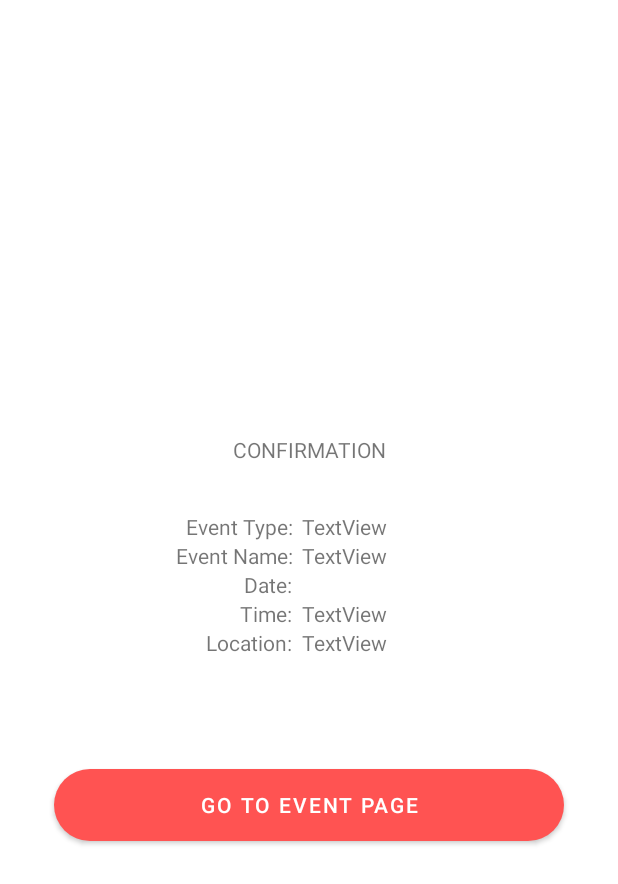
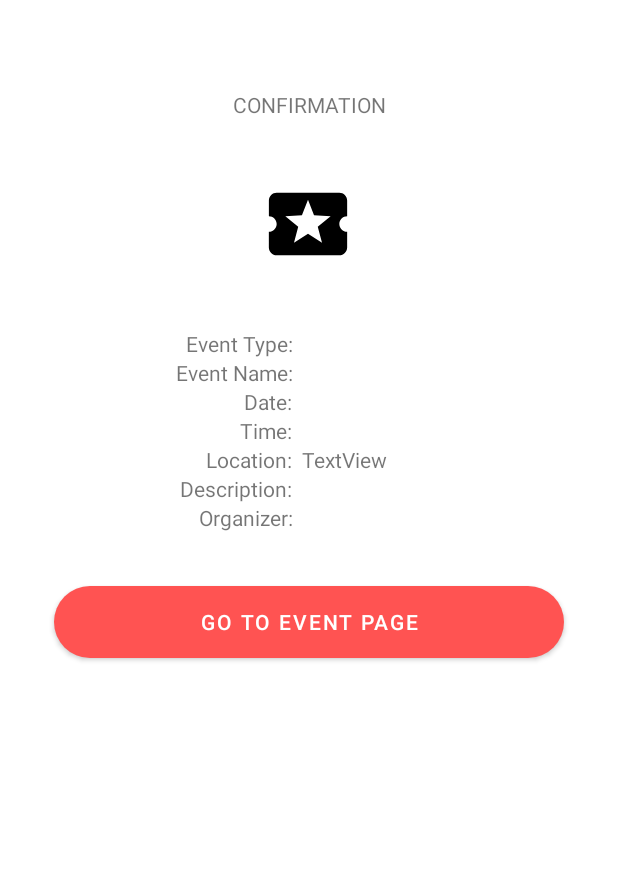
Before and after one commit to sundbean/raise, an Android app: the EventConfirmationActivity screen opened directly, with no data from a screen before it, on a phone screen of 412 x 824 dp. Shown: the top 884 px of the screen. Run offline under Robolectric (Android 15) with nearby library versions, the phone set to English and light mode, and no system bars; our stand-ins replace Firebase (no records; nobody signed in at launch, a user with empty details on screens opened directly); pictures from the network do not load; Roboto replaces fonts that are not available here; 2 statements that could not run were skipped.

Commit message:
gets data from firestore onto event confirmation activity

```diff
--- a/app/src/main/java/com/sundbean/raise/CreateEventActivity.kt
+++ b/app/src/main/java/com/sundbean/raise/CreateEventActivity.kt
@@ -131,8 +131,6 @@ class CreateEventActivity : AppCompatActivity(), AdapterView.OnItemSelectedListe
 
                 Log.d("CreateEventActivity", "I've made it to the performEventCreation() function")
                 performEventCreation()
-                val intent = Intent(this@CreateEventActivity, EventConfirmationActivity::class.java)
-                startActivity(intent)
             }
         }
 
@@ -296,19 +294,23 @@ class CreateEventActivity : AppCompatActivity(), AdapterView.OnItemSelectedListe
                     "organizer" to eventOrganizer,
                     "description" to eventDescription,
                     "createdBy" to FirebaseAuth.getInstance().uid,
-                    "attendees" to listOf(userRef)
+                    "attendees" to listOf(userRef.id)
                 )
                 Log.i(TAG, "User reference is: $userRef and uid is ${FirebaseAuth.getInstance().uid}")
                 db.collection("events").add(data)
                     .addOnSuccessListener { documentReference ->
                         Log.d("CreateEventActivity", "Document added to firestore: $documentReference")
                         // add the event to the user's events:
-                        userRef.update("events", FieldValue.arrayUnion(documentReference))
+                        userRef.update("events", FieldValue.arrayUnion(documentReference.id))
                         uploadImageToFirebaseStorage(documentReference)
+                        val intent = Intent(this@CreateEventActivity, EventConfirmationActivity::class.java)
+                        intent.putExtra("event_id", documentReference.id)
+                        startActivity(intent)
                     }
                     .addOnFailureListener { e ->
                         Log.w("CreateEventActivity", "Error adding document", e)
                     }
+
 
             }
 
--- a/app/src/main/java/com/sundbean/raise/EventConfirmationActivity.kt
+++ b/app/src/main/java/com/sundbean/raise/EventConfirmationActivity.kt
@@ -2,10 +2,61 @@ package com.sundbean.raise
 
 import androidx.appcompat.app.AppCompatActivity
 import android.os.Bundle
+import android.util.Log
+import com.bumptech.glide.Glide
+import com.google.firebase.firestore.ktx.firestore
+import com.google.firebase.ktx.Firebase
+import com.google.firebase.storage.FirebaseStorage
+import kotlinx.android.synthetic.main.activity_event_confirmation.*
+import java.net.URL
 
 class EventConfirmationActivity : AppCompatActivity() {
+
+    private var TAG = "EventConfirmationActivity"
+
     override fun onCreate(savedInstanceState: Bundle?) {
         super.onCreate(savedInstanceState)
         setContentView(R.layout.activity_event_confirmation)
+
+        val intent = getIntent()
+        val eventId = intent.getStringExtra("event_id") as String
+
+        displayEventInfo(eventId)
+
+
     }
+
+    private fun displayEventInfo(eventId : String) {
+        val db = Firebase.firestore
+
+        val eventRef = db.collection("events").document(eventId)
+        eventRef.get()
+            .addOnSuccessListener { document ->
+                if (document != null) {
+                    Log.d(TAG, "Document data: ${document.data}")
+                    tvEventType.text = document.getString("type")
+                    tvEventName.text = document.getString("name")
+                    // get the user
+                    val userId = document.getString("organizer") as String
+                    val userRef = db.collection("users").document(userId)
+                    userRef.get().addOnSuccessListener { userDoc ->
+                        tvEventOrganizer.text = userDoc.getString("name")
+                    }
+                    tvEventDate.text = document.getString("date")
+                    tvEventTime.text = document.getString("time")
+                    tvEventDescription.text = document.getString("description")
+                    // I've commented this part out because there's a timing issue here. This activity executes before Firebase has had a chance to
+                    // store the image and assign an image url to the field in the new event's document. Either I'll havee to leave the image out, or
+                    // find a way to "delay" the start of this activity for 1-2 seconds (to be coded in previous CreateEventActivity).
+//                    downloadImageFromStorageThenSetItInImageView(document.getString("photoUrl")!!)
+                }
+            }
+    }
+
+//    private fun downloadImageFromStorageThenSetItInImageView(imageUrl : String) {
+//        val storage = FirebaseStorage.getInstance()
+//        Log.d(TAG, "Image url is $imageUrl")
+//        val gsReference = storage.getReferenceFromUrl(imageUrl)
+//        Glide.with(this).load(gsReference).into(ivEventPhotoC)
+//    }
 }
--- a/app/src/main/res/layout/activity_event_confirmation.xml
+++ b/app/src/main/res/layout/activity_event_confirmation.xml
@@ -6,15 +6,36 @@
     android:layout_height="match_parent"
     tools:context=".EventConfirmationActivity">
 
+    <TextView
+        android:id="@+id/tvEventConfirmationHeadline"
+        android:layout_width="wrap_content"
+        android:layout_height="wrap_content"
+        android:layout_marginTop="60dp"
+        android:text="CONFIRMATION"
+        app:layout_constraintEnd_toEndOf="parent"
+        app:layout_constraintStart_toStartOf="parent"
+        app:layout_constraintTop_toTopOf="parent" />
+
+    <ImageView
+        android:id="@+id/ivEventPhotoC"
+        android:layout_width="wrap_content"
+        android:layout_height="wrap_content"
+        android:layout_marginTop="16dp"
+        app:layout_constraintEnd_toEndOf="parent"
+        app:layout_constraintHorizontal_bias="0.498"
+        app:layout_constraintStart_toStartOf="parent"
+        app:layout_constraintTop_toBottomOf="@+id/tvEventConfirmationHeadline"
+        app:srcCompat="@drawable/ic_explore_foreground" />
+
     <LinearLayout
         android:id="@+id/linearLayout2"
         android:layout_width="409dp"
         android:layout_height="141dp"
+        android:layout_marginTop="16dp"
         android:orientation="horizontal"
-        app:layout_constraintBottom_toBottomOf="parent"
         app:layout_constraintEnd_toEndOf="parent"
         app:layout_constraintStart_toStartOf="parent"
-        app:layout_constraintTop_toTopOf="parent">
+        app:layout_constraintTop_toBottomOf="@+id/ivEventPhotoC">
 
         <LinearLayout
             android:layout_width="200dp"
@@ -55,6 +76,20 @@
                 android:layout_height="wrap_content"
                 android:text="Location:  "
                 android:textAlignment="textEnd" />
+
+            <TextView
+                android:id="@+id/tvDescriptionLabel"
+                android:layout_width="match_parent"
+                android:layout_height="wrap_content"
+                android:text="Description:  "
+                android:textAlignment="textEnd" />
+
+            <TextView
+                android:id="@+id/tvOrganizerLabel"
+                android:layout_width="match_parent"
+                android:layout_height="wrap_content"
+                android:text="Organizer:  "
+                android:textAlignment="textEnd" />
         </LinearLayout>
 
         <LinearLayout
@@ -63,13 +98,13 @@
             android:orientation="vertical">
 
             <TextView
-                android:id="@+id/tvEventNameC"
+                android:id="@+id/tvEventType"
                 android:layout_width="wrap_content"
                 android:layout_height="wrap_content"
                 android:text="TextView" />
 
             <TextView
-                android:id="@+id/tvEventType"
+                android:id="@+id/tvEventName"
                 android:layout_width="wrap_content"
                 android:layout_height="wrap_content"
                 android:text="TextView" />
@@ -87,6 +122,18 @@
 
             <TextView
                 android:id="@+id/tvEventLocation"
+                android:layout_width="match_parent"
+                android:layout_height="wrap_content"
+                android:text="TextView" />
+
+            <TextView
+                android:id="@+id/tvEventDescription"
+                android:layout_width="match_parent"
+                android:layout_height="wrap_content"
+                android:text="TextView" />
+
+            <TextView
+                android:id="@+id/tvEventOrganizer"
                 android:layout_width="match_parent"
                 android:layout_height="wrap_content"
                 android:text="TextView" />
@@ -108,15 +155,5 @@
         app:layout_constraintTop_toBottomOf="@+id/linearLayout2"
         app:strokeColor="@color/primary_salmon" />
 
-    <TextView
-        android:id="@+id/tvEventConfirmationHeadline"
-        android:layout_width="wrap_content"
-        android:layout_height="wrap_content"
-        android:layout_marginBottom="32dp"
-        android:text="CONFIRMATION"
-        app:layout_constraintBottom_toTopOf="@+id/linearLayout2"
-        app:layout_constraintEnd_toEndOf="parent"
-        app:layout_constraintStart_toStartOf="parent" />
-
 
 </androidx.constraintlayout.widget.ConstraintLayout>
```
